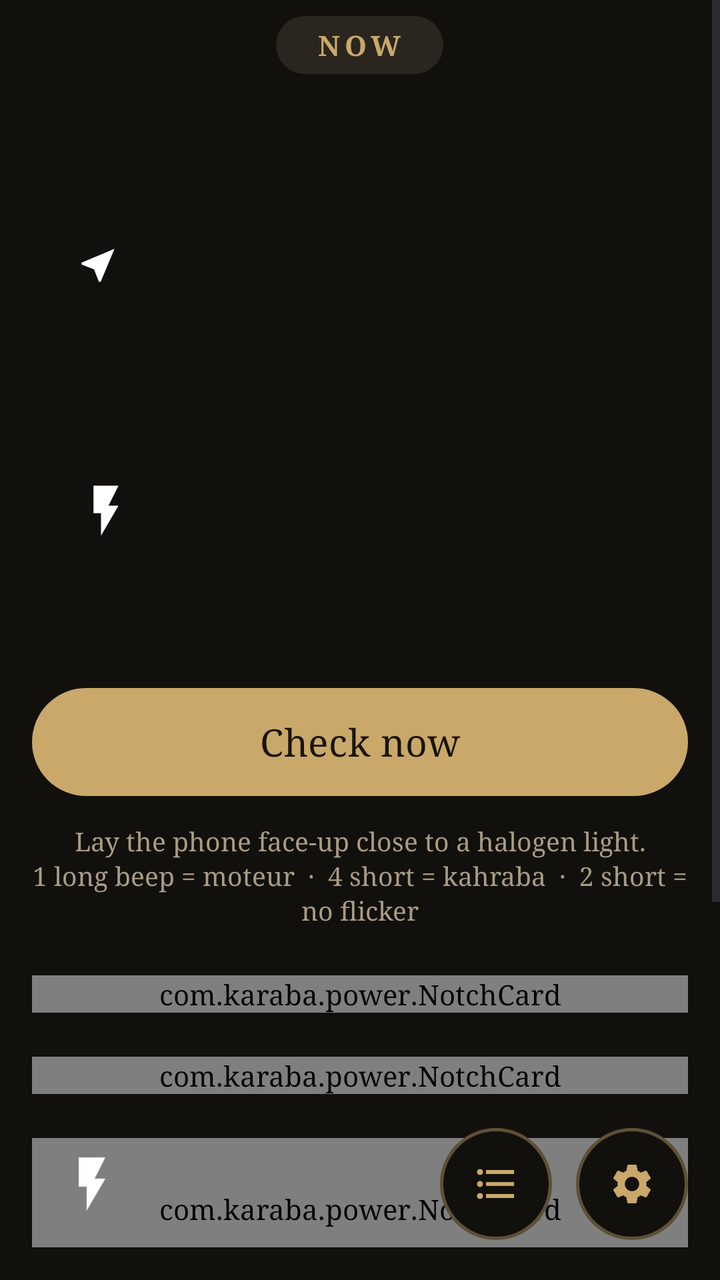
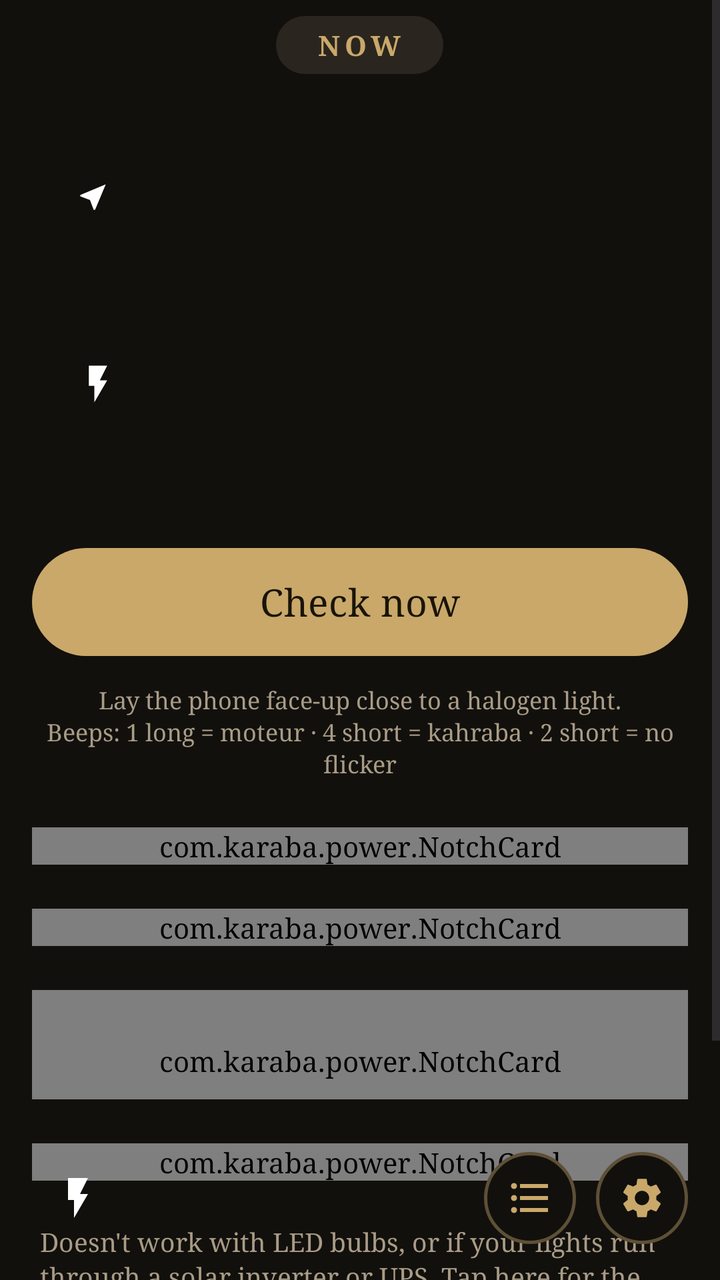

Compare the two renders of this Android layout. The source of the first and the diff that turns it into the second are given below.
<!-- AndroidManifest.xml: activity theme AppTheme.Main -->
<!-- res/layout/activity_main.xml -->
<?xml version="1.0" encoding="utf-8"?>
<FrameLayout xmlns:android="http://schemas.android.com/apk/res/android"
    xmlns:app="http://schemas.android.com/apk/res-auto"
    android:layout_width="match_parent"
    android:layout_height="match_parent"
    android:background="?attr/appBg">

    <ScrollView
        android:id="@+id/scroll"
        android:layout_width="match_parent"
        android:layout_height="match_parent"
        android:clipToPadding="false"
        android:paddingBottom="120dp">

        <LinearLayout
            android:layout_width="match_parent"
            android:layout_height="wrap_content"
            android:orientation="vertical"
            android:paddingStart="16dp"
            android:paddingTop="8dp"
            android:paddingEnd="16dp">

            
            <FrameLayout
                android:layout_width="match_parent"
                android:layout_height="wrap_content">

                <LinearLayout
                    android:id="@+id/hero"
                    android:layout_width="match_parent"
                    android:layout_height="wrap_content"
                    android:layout_marginTop="16dp"
                    android:clickable="true"
                    android:focusable="true"
                    android:gravity="bottom"
                    android:minHeight="300dp"
                    android:orientation="vertical"
                    android:padding="22dp">

                    <LinearLayout
                        android:layout_width="wrap_content"
                        android:layout_height="wrap_content"
                        android:gravity="center_vertical"
                        android:orientation="horizontal">

                        <ImageView
                            android:layout_width="22dp"
                            android:layout_height="22dp"
                            android:importantForAccessibility="no"
                            android:src="@drawable/ic_place" />

                        <TextView
                            android:id="@+id/heroRoom"
                            android:layout_width="wrap_content"
                            android:layout_height="wrap_content"
                            android:layout_marginStart="8dp"
                            android:shadowColor="#66000000"
                            android:shadowRadius="6"
                            android:textColor="#FFFFFF"
                            android:textSize="22sp" />
                    </LinearLayout>

                    <TextView
                        android:id="@+id/heroTitle"
                        android:layout_width="wrap_content"
                        android:layout_height="wrap_content"
                        android:layout_marginTop="6dp"
                        android:includeFontPadding="false"
                        android:shadowColor="#66000000"
                        android:shadowRadius="8"
                        android:textColor="#FFFFFF"
                        android:textSize="64sp" />

                    <LinearLayout
                        android:layout_width="wrap_content"
                        android:layout_height="wrap_content"
                        android:layout_marginTop="10dp"
                        android:gravity="center_vertical"
                        android:orientation="horizontal">

                        <ImageView
                            android:id="@+id/heroIcon"
                            android:layout_width="30dp"
                            android:layout_height="30dp"
                            android:importantForAccessibility="no"
                            android:src="@drawable/ic_bolt" />

                        <TextView
                            android:id="@+id/heroSub"
                            android:layout_width="wrap_content"
                            android:layout_height="wrap_content"
                            android:layout_marginStart="10dp"
                            android:shadowColor="#66000000"
                            android:shadowRadius="6"
                            android:textColor="#FFFFFF"
                            android:textSize="26sp" />
                    </LinearLayout>

                    <TextView
                        android:id="@+id/heroMeta"
                        android:layout_width="wrap_content"
                        android:layout_height="wrap_content"
                        android:layout_marginTop="12dp"
                        android:letterSpacing="0.12"
                        android:textAllCaps="true"
                        android:textColor="#F2FFFFFF"
                        android:textSize="13sp"
                        android:textStyle="bold" />

                    <com.google.android.material.progressindicator.LinearProgressIndicator
                        android:id="@+id/heroProgress"
                        android:layout_width="match_parent"
                        android:layout_height="wrap_content"
                        android:layout_marginTop="14dp"
                        android:max="1000"
                        android:visibility="gone"
                        app:indicatorColor="#FFFFFF"
                        app:trackColor="#40FFFFFF"
                        app:trackCornerRadius="3dp"
                        app:trackThickness="5dp" />
                </LinearLayout>

                <TextView
                    android:layout_width="wrap_content"
                    android:layout_height="wrap_content"
                    android:layout_gravity="top|center_horizontal"
                    android:background="@drawable/tab_pill"
                    android:letterSpacing="0.16"
                    android:paddingStart="20dp"
                    android:paddingTop="5dp"
                    android:paddingEnd="20dp"
                    android:paddingBottom="5dp"
                    android:text="NOW"
                    android:textColor="?attr/appAccent"
                    android:textSize="14sp"
                    android:textStyle="bold" />
            </FrameLayout>

            <com.google.android.material.button.MaterialButton
                android:id="@+id/checkButton"
                style="@style/PrimaryButton"
                android:layout_width="match_parent"
                android:layout_height="62dp"
                android:layout_marginTop="16dp"
                android:text="Check now"
                android:textSize="19sp"
                app:cornerRadius="31dp" />

            
            <LinearLayout
                android:id="@+id/confirmRow"
                android:layout_width="match_parent"
                android:layout_height="wrap_content"
                android:layout_marginTop="10dp"
                android:orientation="vertical"
                android:visibility="gone">

                <TextView
                    android:id="@+id/confirmPrompt"
                    android:layout_width="match_parent"
                    android:layout_height="wrap_content"
                    android:gravity="center"
                    android:text="Know for sure? Confirm it:"
                    android:textColor="?attr/appMuted"
                    android:textSize="14sp" />

                <LinearLayout
                    android:layout_width="match_parent"
                    android:layout_height="wrap_content"
                    android:layout_marginTop="6dp"
                    android:orientation="horizontal">

                    <com.google.android.material.button.MaterialButton
                        android:id="@+id/confirmKahraba"
                        style="@style/OutlinePill"
                        android:layout_width="0dp"
                        android:layout_height="wrap_content"
                        android:layout_marginEnd="6dp"
                        android:layout_weight="1"
                        android:text="It was kahraba" />

                    <com.google.android.material.button.MaterialButton
                        android:id="@+id/confirmMoteur"
                        style="@style/OutlinePill"
                        android:layout_width="0dp"
                        android:layout_height="wrap_content"
                        android:layout_marginStart="6dp"
                        android:layout_weight="1"
                        android:text="It was moteur" />
                </LinearLayout>
            </LinearLayout>

            <TextView
                android:layout_width="match_parent"
                android:layout_height="wrap_content"
                android:layout_marginTop="10dp"
                android:gravity="center"
                android:lineSpacingExtra="2dp"
                android:text="Lay the phone face-up close to a halogen light.\n1 long beep = moteur  ·  4 short = kahraba  ·  2 short = no flicker"
                android:textColor="?attr/appMuted"
                android:textSize="13sp" />

            
            <com.karaba.power.NotchCard
                android:layout_width="match_parent"
                android:layout_height="wrap_content"
                android:layout_marginTop="24dp"
                app:notchTitle="Today">

                <LinearLayout
                    android:layout_width="match_parent"
                    android:layout_height="wrap_content"
                    android:orientation="vertical">

                    <LinearLayout
                        android:layout_width="match_parent"
                        android:layout_height="wrap_content"
                        android:gravity="center_vertical"
                        android:orientation="horizontal">

                        <LinearLayout
                            android:layout_width="0dp"
                            android:layout_height="wrap_content"
                            android:layout_weight="1"
                            android:orientation="vertical">

                            <TextView
                                android:id="@+id/dayName"
                                android:layout_width="wrap_content"
                                android:layout_height="wrap_content"
                                android:textColor="?attr/appText"
                                android:textSize="30sp"
                                android:textStyle="bold" />

                            <TextView
                                android:id="@+id/dateText"
                                android:layout_width="wrap_content"
                                android:layout_height="wrap_content"
                                android:textColor="?attr/appMuted"
                                android:textSize="17sp" />
                        </LinearLayout>

                        <TextView
                            android:id="@+id/clockText"
                            android:layout_width="wrap_content"
                            android:layout_height="wrap_content"
                            android:textColor="?attr/appText"
                            android:textSize="34sp"
                            android:textStyle="bold" />
                    </LinearLayout>

                    <View
                        android:layout_width="match_parent"
                        android:layout_height="1dp"
                        android:layout_marginTop="16dp"
                        android:background="?attr/appOutline" />

                    <LinearLayout
                        android:layout_width="match_parent"
                        android:layout_height="wrap_content"
                        android:layout_marginTop="6dp"
                        android:gravity="center_vertical"
                        android:orientation="horizontal">

                        <TextView
                            android:id="@+id/calModeText"
                            android:layout_width="0dp"
                            android:layout_height="wrap_content"
                            android:layout_weight="1"
                            android:text="Show always-on monitor"
                            android:textColor="?attr/appMuted"
                            android:textSize="14sp" />

                        <com.google.android.material.materialswitch.MaterialSwitch
                            android:id="@+id/calMonitorSwitch"
                            android:layout_width="wrap_content"
                            android:layout_height="wrap_content" />
                    </LinearLayout>

                    <LinearLayout
                        android:id="@+id/calWeekdays"
                        android:layout_width="match_parent"
                        android:layout_height="wrap_content"
                        android:layout_marginTop="4dp"
                        android:orientation="horizontal" />

                    <LinearLayout
                        android:id="@+id/calGrid"
                        android:layout_width="match_parent"
                        android:layout_height="wrap_content"
                        android:orientation="vertical" />

                    <TextView
                        android:id="@+id/calLegend"
                        android:layout_width="match_parent"
                        android:layout_height="wrap_content"
                        android:layout_marginTop="10dp"
                        android:textColor="?attr/appMuted"
                        android:textSize="13sp" />

                    <LinearLayout
                        android:layout_width="match_parent"
                        android:layout_height="wrap_content"
                        android:layout_marginTop="10dp"
                        android:gravity="center_vertical"
                        android:orientation="horizontal">

                        <ImageView
                            android:layout_width="16dp"
                            android:layout_height="16dp"
                            android:importantForAccessibility="no"
                            android:src="@drawable/ic_lock"
                            app:tint="?attr/appMuted" />

                        <TextView
                            android:layout_width="wrap_content"
                            android:layout_height="wrap_content"
                            android:layout_marginStart="8dp"
                            android:text="Tap a day to add a note. Notes stay on this phone only."
                            android:textColor="?attr/appMuted"
                            android:textSize="13sp" />
                    </LinearLayout>
                </LinearLayout>
            </com.karaba.power.NotchCard>

            
            <com.karaba.power.NotchCard
                android:layout_width="match_parent"
                android:layout_height="wrap_content"
                android:layout_marginTop="22dp"
                app:notchTitle="Room">

                <LinearLayout
                    android:layout_width="match_parent"
                    android:layout_height="wrap_content"
                    android:orientation="vertical">

                    <LinearLayout
                        android:layout_width="match_parent"
                        android:layout_height="wrap_content"
                        android:gravity="center_vertical"
                        android:orientation="horizontal">

                        <TextView
                            android:layout_width="0dp"
                            android:layout_height="wrap_content"
                            android:layout_weight="1"
                            android:text="Select room"
                            android:textColor="?attr/appText"
                            android:textSize="18sp"
                            android:textStyle="bold" />

                        <com.google.android.material.button.MaterialButton
                            android:id="@+id/spotButton"
                            style="@style/OutlinePill"
                            android:layout_width="wrap_content"
                            android:layout_height="wrap_content"
                            android:text="None" />
                    </LinearLayout>

                    <TextView
                        android:id="@+id/spotInfo"
                        android:layout_width="match_parent"
                        android:layout_height="wrap_content"
                        android:layout_marginTop="6dp"
                        android:lineSpacingExtra="2dp"
                        android:textColor="?attr/appMuted"
                        android:textSize="14sp" />
                </LinearLayout>
            </com.karaba.power.NotchCard>

            
            <com.karaba.power.NotchCard
                android:id="@+id/recentCard"
                android:layout_width="match_parent"
                android:layout_height="wrap_content"
                android:layout_marginTop="22dp"
                android:paddingStart="4dp"
                android:paddingTop="26dp"
                android:paddingEnd="4dp"
                android:paddingBottom="10dp"
                app:notchTitle="Recent checks">

                <LinearLayout
                    android:id="@+id/historyList"
                    android:layout_width="match_parent"
                    android:layout_height="wrap_content"
                    android:orientation="vertical" />
            </com.karaba.power.NotchCard>

            
            <com.karaba.power.NotchCard
                android:id="@+id/monitorCard"
                android:layout_width="match_parent"
                android:layout_height="wrap_content"
                android:layout_marginTop="22dp"
                android:clickable="true"
                android:focusable="true"
                app:notchChevron="true"
                app:notchTitle="Always-on monitor">

                <LinearLayout
                    android:layout_width="match_parent"
                    android:layout_height="wrap_content"
                    android:gravity="center_vertical"
                    android:orientation="horizontal">

                    <View
                        android:id="@+id/monitorDot"
                        android:layout_width="12dp"
                        android:layout_height="12dp"
                        android:background="@drawable/dot" />

                    <TextView
                        android:id="@+id/monitorSub"
                        android:layout_width="0dp"
                        android:layout_height="wrap_content"
                        android:layout_marginStart="14dp"
                        android:layout_weight="1"
                        android:textColor="?attr/appText"
                        android:textSize="16sp" />

                    <ImageView
                        android:layout_width="24dp"
                        android:layout_height="24dp"
                        android:importantForAccessibility="no"
                        android:src="@drawable/ic_chevron"
                        app:tint="?attr/appAccent" />
                </LinearLayout>
            </com.karaba.power.NotchCard>

            <TextView
                android:id="@+id/footerNote"
                android:layout_width="match_parent"
                android:layout_height="wrap_content"
                android:layout_marginStart="4dp"
                android:layout_marginTop="22dp"
                android:layout_marginEnd="4dp"
                android:lineSpacingExtra="2dp"
                android:text="Doesn't work with LED bulbs, or if your lights run through a solar inverter or UPS. Tap here for the full guide."
                android:textColor="?attr/appMuted"
                android:textSize="13sp" />
        </LinearLayout>
    </ScrollView>

    
    <LinearLayout
        android:id="@+id/bottomBar"
        android:layout_width="match_parent"
        android:layout_height="wrap_content"
        android:layout_gravity="bottom"
        android:gravity="center_vertical"
        android:orientation="horizontal"
        android:paddingStart="16dp"
        android:paddingTop="30dp"
        android:paddingEnd="16dp"
        android:paddingBottom="18dp">

        <FrameLayout
            android:id="@+id/barTile"
            android:layout_width="60dp"
            android:layout_height="60dp">

            <ImageView
                android:id="@+id/barIcon"
                android:layout_width="32dp"
                android:layout_height="32dp"
                android:layout_gravity="center"
                android:importantForAccessibility="no"
                android:src="@drawable/ic_bolt" />
        </FrameLayout>

        <LinearLayout
            android:layout_width="0dp"
            android:layout_height="wrap_content"
            android:layout_marginStart="14dp"
            android:layout_weight="1"
            android:orientation="vertical">

            <TextView
                android:id="@+id/barLabel"
                android:layout_width="wrap_content"
                android:layout_height="wrap_content"
                android:ellipsize="end"
                android:letterSpacing="0.16"
                android:maxLines="1"
                android:textAllCaps="true"
                android:textColor="?attr/appText"
                android:textSize="13sp"
                android:textStyle="bold" />

            <TextView
                android:id="@+id/barStatus"
                android:layout_width="wrap_content"
                android:layout_height="wrap_content"
                android:ellipsize="end"
                android:maxLines="1"
                android:textColor="?attr/appText"
                android:textSize="22sp"
                android:textStyle="bold" />
        </LinearLayout>

        <ImageButton
            android:id="@+id/barHistory"
            android:layout_width="56dp"
            android:layout_height="56dp"
            android:background="@drawable/circle_button"
            android:contentDescription="All checks"
            android:src="@drawable/ic_list"
            app:tint="?attr/appAccent" />

        <ImageButton
            android:id="@+id/barSettings"
            android:layout_width="56dp"
            android:layout_height="56dp"
            android:layout_marginStart="12dp"
            android:background="@drawable/circle_button"
            android:contentDescription="Settings"
            android:src="@drawable/ic_settings"
            app:tint="?attr/appAccent" />
    </LinearLayout>
</FrameLayout>
<!-- resources referenced by this layout -->
<resources>
  <!-- drawable circle_button (drawable) -->
  <?xml version="1.0" encoding="utf-8"?>
  <shape xmlns:android="http://schemas.android.com/apk/res/android" android:shape="oval">
      <solid android:color="?attr/appBg" />
      <stroke android:width="1.5dp" android:color="?attr/appBorder" />
  </shape>
  <!-- drawable dot (drawable) -->
  <?xml version="1.0" encoding="utf-8"?>
  <shape xmlns:android="http://schemas.android.com/apk/res/android" android:shape="oval">
      <solid android:color="@color/idle" />
      <size android:width="10dp" android:height="10dp" />
  </shape>
  <!-- drawable ic_bolt (drawable) -->
  <vector xmlns:android="http://schemas.android.com/apk/res/android"
      android:width="24dp"
      android:height="24dp"
      android:viewportWidth="24"
      android:viewportHeight="24">
      <path
          android:fillColor="#FFFFFFFF"
          android:pathData="M7,2v11h3v9l7,-12h-4l4,-8z" />
  </vector>
  <!-- drawable ic_chevron (drawable) -->
  <vector xmlns:android="http://schemas.android.com/apk/res/android"
      android:width="24dp"
      android:height="24dp"
      android:viewportWidth="24"
      android:viewportHeight="24">
      <path
          android:fillColor="#FF000000"
          android:pathData="M10,6L8.59,7.41 13.17,12l-4.58,4.59L10,18l6,-6z" />
  </vector>
  <!-- drawable ic_place (drawable) -->
  <vector xmlns:android="http://schemas.android.com/apk/res/android"
      android:width="24dp"
      android:height="24dp"
      android:viewportWidth="24"
      android:viewportHeight="24">
      <path
          android:fillColor="#FFFFFFFF"
          android:pathData="M21,3L3,10.53v0.98l6.84,2.65L12.48,21h0.98L21,3z" />
  </vector>
  <!-- drawable tab_pill (drawable) -->
  <?xml version="1.0" encoding="utf-8"?>
  <shape xmlns:android="http://schemas.android.com/apk/res/android" android:shape="rectangle">
      <solid android:color="?attr/appSurfaceAlt" />
      <corners android:radius="16dp" />
  </shape>
  <style name="OutlinePill" parent="Widget.Material3.Button.OutlinedButton">
          <item name="cornerRadius">24dp</item>
          <item name="strokeColor">?attr/appBorder</item>
          <item name="android:textColor">?attr/appText</item>
      </style>
  <style name="PrimaryButton" parent="Widget.Material3.Button">
          <item name="android:minHeight">56dp</item>
          <item name="cornerRadius">28dp</item>
          <item name="android:textSize">17sp</item>
          <item name="backgroundTint">?attr/appAccent</item>
          <item name="android:textColor">?attr/appOnAccent</item>
      </style>
  <style name="AppTheme.Main" parent="AppTheme">
          <item name="windowActionBar">false</item>
          <item name="windowNoTitle">true</item>
      </style>
  <color name="idle">#64748B</color>
  <color name="t_lamplight_accent">#C9A86A</color>
  <color name="t_lamplight_onaccent">#1A1408</color>
  <color name="t_lamplight_bg">#12100D</color>
  <color name="t_lamplight_surface">#1B1814</color>
  <color name="t_lamplight_text">#F2EADB</color>
  <color name="t_lamplight_alt">#2A251E</color>
  <color name="t_lamplight_border">#5E5036</color>
  <color name="t_lamplight_muted">#A99C86</color>
  <color name="t_lamplight_outline">#2E2922</color>
  <color name="t_lamplight_ring">#C9A86A</color>
  <style name="AppBottomSheet" parent="ThemeOverlay.Material3.BottomSheetDialog">
          <item name="bottomSheetStyle">@style/AppBottomSheetStyle</item>
      </style>
  <style name="AppBottomSheetStyle" parent="Widget.Material3.BottomSheet.Modal">
          <item name="backgroundTint">?attr/appSurface</item>
      </style>
  <!-- unchanged entries left out for length: 4 -->
</resources>

<!-- the commit's change to res/layout/activity_main.xml (unified diff, before → after) -->
@@ -10,7 +10,7 @@
         android:layout_width="match_parent"
         android:layout_height="match_parent"
         android:clipToPadding="false"
-        android:paddingBottom="120dp">
+        android:paddingBottom="100dp">
 
         <LinearLayout
             android:layout_width="match_parent"
@@ -33,7 +33,7 @@
                     android:clickable="true"
                     android:focusable="true"
                     android:gravity="bottom"
-                    android:minHeight="300dp"
+                    android:minHeight="230dp"
                     android:orientation="vertical"
                     android:padding="22dp">
 
@@ -44,8 +44,8 @@
                         android:orientation="horizontal">
 
                         <ImageView
-                            android:layout_width="22dp"
-                            android:layout_height="22dp"
+                            android:layout_width="17dp"
+                            android:layout_height="17dp"
                             android:importantForAccessibility="no"
                             android:src="@drawable/ic_place" />
 
@@ -57,7 +57,7 @@
                             android:shadowColor="#66000000"
                             android:shadowRadius="6"
                             android:textColor="#FFFFFF"
-                            android:textSize="22sp" />
+                            android:textSize="17sp" />
                     </LinearLayout>
 
                     <TextView
@@ -69,7 +69,7 @@
                         android:shadowColor="#66000000"
                         android:shadowRadius="8"
                         android:textColor="#FFFFFF"
-                        android:textSize="64sp" />
+                        android:textSize="46sp" />
 
                     <LinearLayout
                         android:layout_width="wrap_content"
@@ -80,8 +80,8 @@
 
                         <ImageView
                             android:id="@+id/heroIcon"
-                            android:layout_width="30dp"
-                            android:layout_height="30dp"
+                            android:layout_width="22dp"
+                            android:layout_height="22dp"
                             android:importantForAccessibility="no"
                             android:src="@drawable/ic_bolt" />
 
@@ -93,7 +93,7 @@
                             android:shadowColor="#66000000"
                             android:shadowRadius="6"
                             android:textColor="#FFFFFF"
-                            android:textSize="26sp" />
+                            android:textSize="19sp" />
                     </LinearLayout>
 
                     <TextView
@@ -104,7 +104,7 @@
                         android:letterSpacing="0.12"
                         android:textAllCaps="true"
                         android:textColor="#F2FFFFFF"
-                        android:textSize="13sp"
+                        android:textSize="11sp"
                         android:textStyle="bold" />
 
                     <com.google.android.material.progressindicator.LinearProgressIndicator
@@ -196,9 +196,9 @@
                 android:layout_marginTop="10dp"
                 android:gravity="center"
                 android:lineSpacingExtra="2dp"
-                android:text="Lay the phone face-up close to a halogen light.\n1 long beep = moteur  ·  4 short = kahraba  ·  2 short = no flicker"
+                android:text="Lay the phone face-up close to a halogen light.\nBeeps: 1 long = moteur · 4 short = kahraba · 2 short = no flicker"
                 android:textColor="?attr/appMuted"
-                android:textSize="13sp" />
+                android:textSize="12sp" />
 
             
             <com.karaba.power.NotchCard
@@ -458,13 +458,13 @@
 
         <FrameLayout
             android:id="@+id/barTile"
-            android:layout_width="60dp"
-            android:layout_height="60dp">
+            android:layout_width="46dp"
+            android:layout_height="46dp">
 
             <ImageView
                 android:id="@+id/barIcon"
-                android:layout_width="32dp"
-                android:layout_height="32dp"
+                android:layout_width="24dp"
+                android:layout_height="24dp"
                 android:layout_gravity="center"
                 android:importantForAccessibility="no"
                 android:src="@drawable/ic_bolt" />
@@ -473,7 +473,7 @@
         <LinearLayout
             android:layout_width="0dp"
             android:layout_height="wrap_content"
-            android:layout_marginStart="14dp"
+            android:layout_marginStart="12dp"
             android:layout_weight="1"
             android:orientation="vertical">
 
@@ -482,11 +482,11 @@
                 android:layout_width="wrap_content"
                 android:layout_height="wrap_content"
                 android:ellipsize="end"
-                android:letterSpacing="0.16"
+                android:letterSpacing="0.1"
                 android:maxLines="1"
                 android:textAllCaps="true"
-                android:textColor="?attr/appText"
-                android:textSize="13sp"
+                android:textColor="?attr/appMuted"
+                android:textSize="11sp"
                 android:textStyle="bold" />
 
             <TextView
@@ -496,26 +496,30 @@
                 android:ellipsize="end"
                 android:maxLines="1"
                 android:textColor="?attr/appText"
-                android:textSize="22sp"
+                android:textSize="16sp"
                 android:textStyle="bold" />
         </LinearLayout>
 
         <ImageButton
             android:id="@+id/barHistory"
-            android:layout_width="56dp"
-            android:layout_height="56dp"
+            android:layout_width="46dp"
+            android:layout_height="46dp"
             android:background="@drawable/circle_button"
             android:contentDescription="All checks"
+            android:padding="11dp"
+            android:scaleType="fitCenter"
             android:src="@drawable/ic_list"
             app:tint="?attr/appAccent" />
 
         <ImageButton
             android:id="@+id/barSettings"
-            android:layout_width="56dp"
-            android:layout_height="56dp"
-            android:layout_marginStart="12dp"
+            android:layout_width="46dp"
+            android:layout_height="46dp"
+            android:layout_marginStart="10dp"
             android:background="@drawable/circle_button"
             android:contentDescription="Settings"
+            android:padding="11dp"
+            android:scaleType="fitCenter"
             android:src="@drawable/ic_settings"
             app:tint="?attr/appAccent" />
     </LinearLayout>
